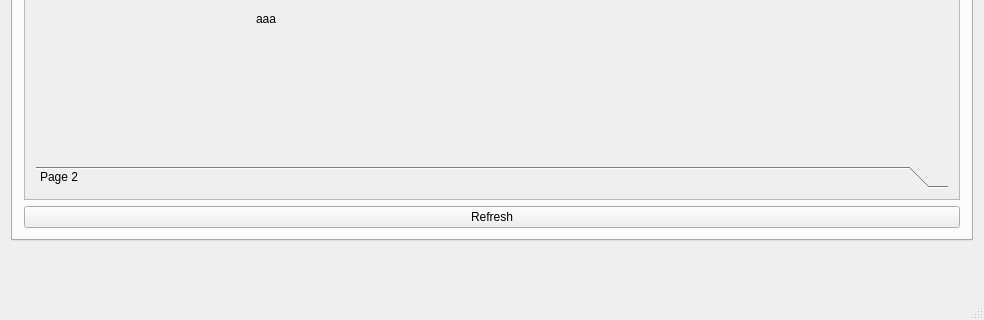
This is mainwindow.ui in LoginPeople/Dr-SSL as Qt 5 draws it before an edit; both pictures show x 0 to 984 and y 253 to 573 of the 984 by 573 pixel window. The edited form follows.
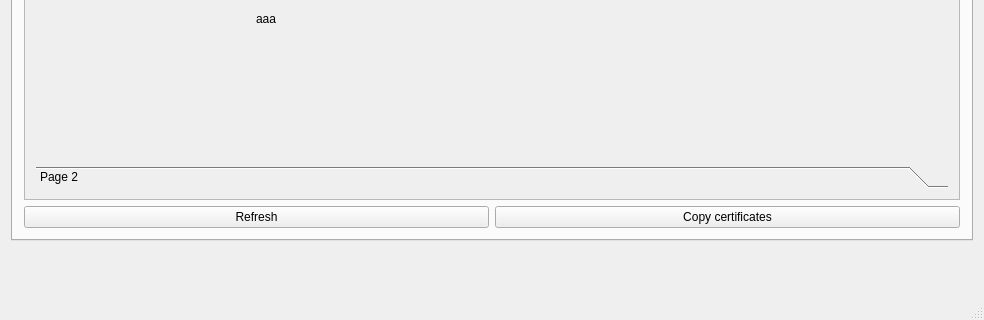
This is the edited form. Icons and pictures are not drawn.

Commit message: add a button to dump certificates iun the current directory

Diff of the .ui file:
```diff
--- a/mainwindow.ui
+++ b/mainwindow.ui
@@ -198,11 +198,22 @@
            </widget>
           </item>
           <item>
+           <layout class="QHBoxLayout" name="horizontalLayout_3">
+            <item>
            <widget class="QPushButton" name="refreshButton">
             <property name="text">
              <string>Refresh</string>
             </property>
            </widget>
+            </item>
+            <item>
+             <widget class="QPushButton" name="dumpcertsButton">
+              <property name="text">
+               <string>Copy certificates</string>
+              </property>
+             </widget>
+            </item>
+           </layout>
           </item>
          </layout>
         </item>
```
Left out of the diff: 4 changed lines with no effect on the pictures. Lines whose indentation alone changed are shown as unchanged. The commit also changes 3 other files.
